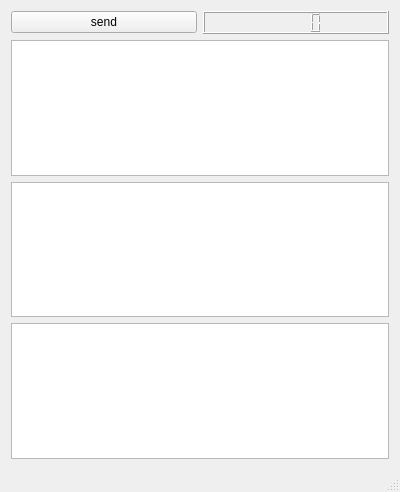
First picture: the form in mainwindow.ui, repository OpenUAS/lisa_s_logger_reader, before the edit.
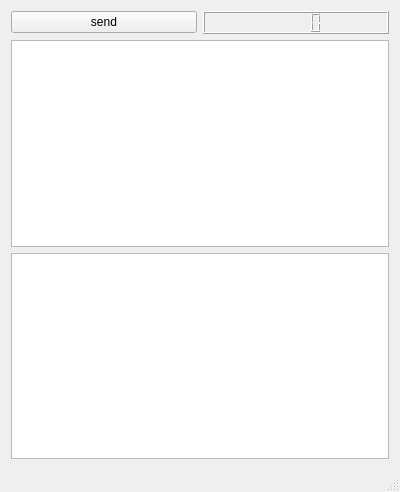
Second picture: the form after the edit.

The edit to the form file:
```diff
--- a/mainwindow.ui
+++ b/mainwindow.ui
@@ -32,9 +32,6 @@
     <item>
      <widget class="QTextBrowser" name="data"/>
     </item>
-    <item>
-     <widget class="QTextBrowser" name="subdata"/>
-    </item>
     <item>
      <widget class="QTableView" name="table"/>
     </item>
```
